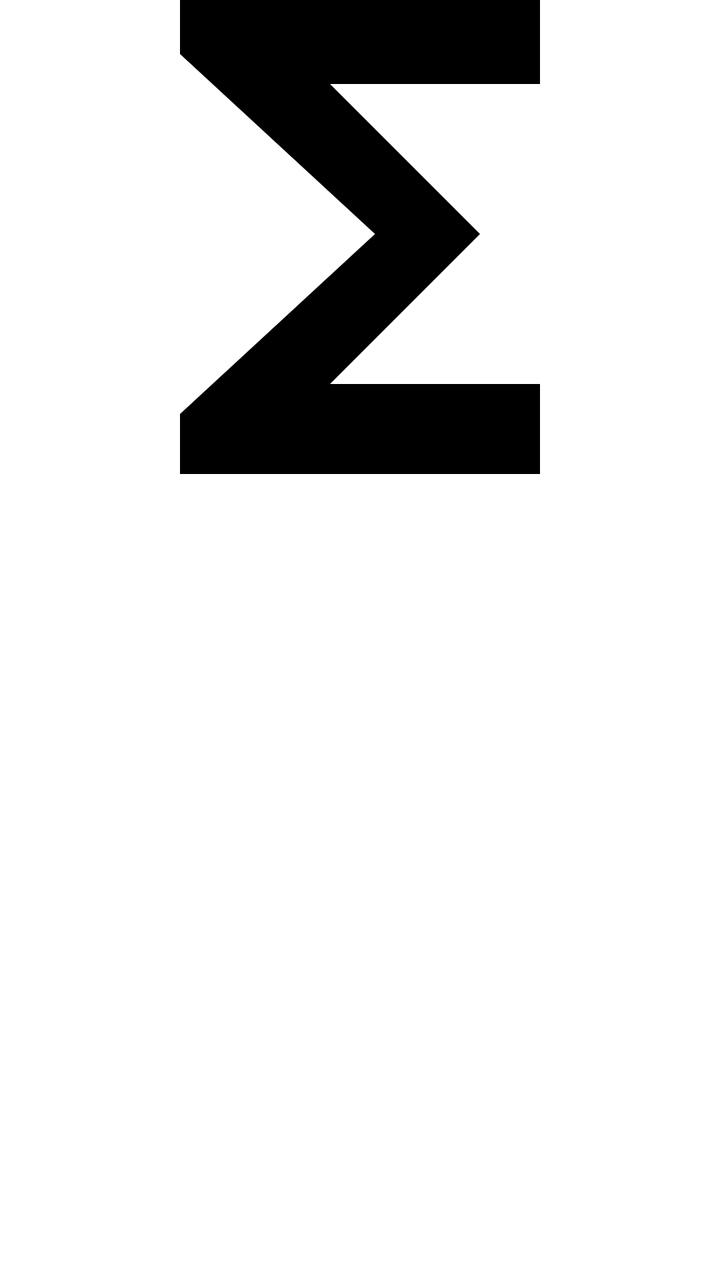
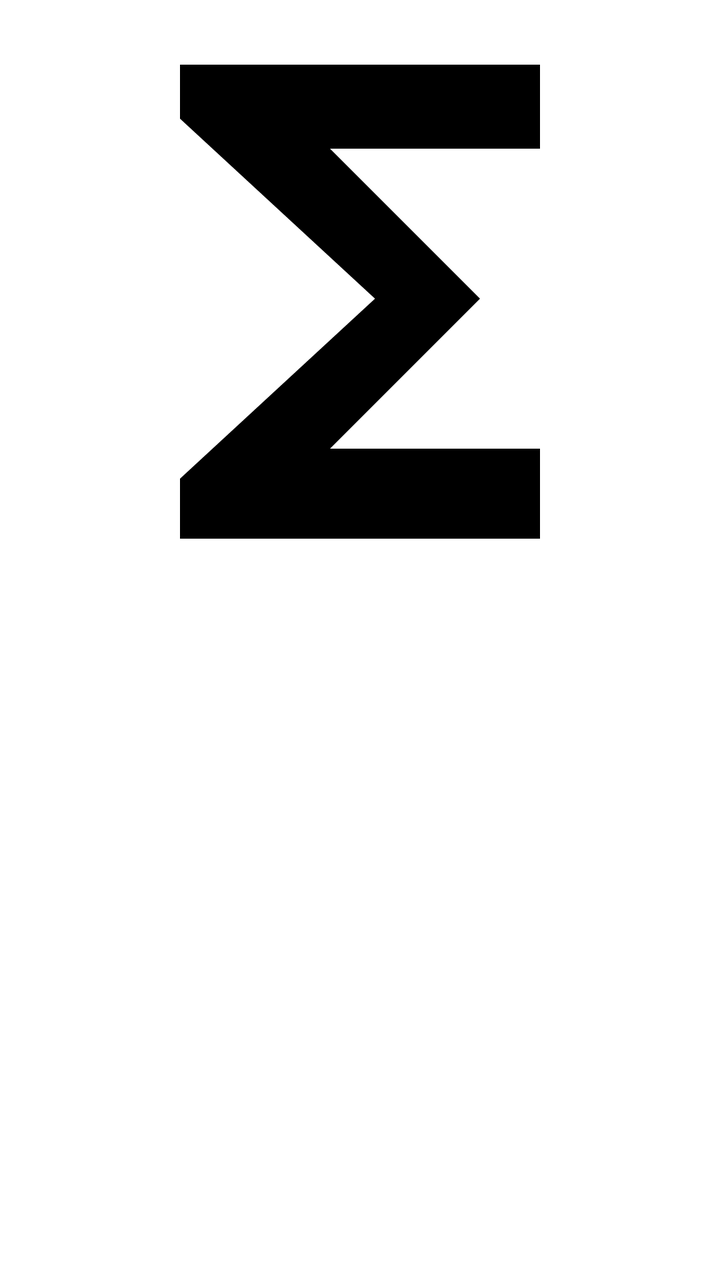

Screens rendered from an Android XML layout before and after an edit, with the pre-edit source and the edit as a unified diff.
<!-- AndroidManifest.xml: another module's application theme Theme.ECatalogs -->
<!-- res/layout/search_entry.xml -->
<?xml version="1.0" encoding="utf-8"?>
<LinearLayout xmlns:android="http://schemas.android.com/apk/res/android"
    xmlns:app="http://schemas.android.com/apk/res-auto"
    android:id="@+id/search_llayout"
    android:layout_width="match_parent"
    android:layout_height="wrap_content"
    android:layout_margin="@dimen/eight_dimen"
    android:orientation="vertical">

    
    <ImageView
        android:id="@+id/image"
        android:layout_width="match_parent"
        android:layout_height="@dimen/image_height"
        android:adjustViewBounds="true"
        android:contentDescription="@string/content_description_media"
        android:maxWidth="@dimen/max_image_width"
        android:minWidth="@dimen/min_image_width"
        android:paddingBottom="16dp"
        android:scaleType="centerCrop"
        app:srcCompat="@drawable/ic_image" />

    
    <TextView
        android:id="@+id/title"
        android:layout_width="match_parent"
        android:layout_height="wrap_content"
        android:textAppearance="?attr/textAppearanceHeadline5"
        android:textSize="24sp" />

    <TextView
        android:id="@+id/description"
        android:layout_width="match_parent"
        android:layout_height="wrap_content"
        android:layout_marginTop="8dp"
        android:textAppearance="?attr/textAppearanceBody1" />

</LinearLayout>
<!-- resources referenced by this layout -->
<resources>
  <dimen name="eight_dimen">8dp</dimen>
  <dimen name="image_height">250dp</dimen>
  <dimen name="max_image_width">400dp</dimen>
  <dimen name="min_image_width">150dp</dimen>
  <string name="content_description_media">content_description_media</string>
  <color name="blue_grey_600">#546e7a</color>
  <color name="blue_grey_100">#819ca9</color>
  <color name="black">#000000</color>
  <color name="white">#fafafa</color>
  <color name="blue_grey_700">#29434e</color>
  <style name="ShapeAppearance.ECatalog.SmallComponent" parent="ShapeAppearance.MaterialComponents.SmallComponent">
          <item name="cornerFamily">rounded</item>
          <item name="cornerSize">@dimen/reply_small_component_corner_radius</item>
      </style>
  <style name="ShapeAppearance.ECatalog.MediumComponent" parent="ShapeAppearance.MaterialComponents.MediumComponent">
          <item name="cornerFamily">rounded</item>
          <item name="cornerSize">@dimen/reply_medium_component_corner_radius</item>
      </style>
  <style name="ShapeAppearance.ECatalog.LargeComponent" parent="ShapeAppearance.MaterialComponents.LargeComponent">
          <item name="cornerFamily">rounded</item>
          <item name="cornerSize">@dimen/reply_large_component_corner_radius</item>
      </style>
  <style name="TextAppearance.MdcTypographyStyles.Headline5" parent="TextAppearance.MaterialComponents.Headline5">
          <item name="fontFamily">@font/nunito_sans_bold</item>
          <item name="android:fontFamily">@font/nunito_sans_bold</item>
          <item name="android:textSize">26sp</item>
      </style>
  <style name="TextAppearance.MdcTypographyStyles.Body1" parent="TextAppearance.MaterialComponents.Body1">
          <item name="fontFamily">@font/nunito_sans_regular</item>
          <item name="android:fontFamily">@font/nunito_sans_regular</item>
          <item name="android:textSize">17sp</item>
      </style>
  <style name="TextAppearance.MdcTypographyStyles.Body2" parent="TextAppearance.MaterialComponents.Body2">
          <item name="fontFamily">@font/nunito_sans_regular</item>
          <item name="android:fontFamily">@font/nunito_sans_regular</item>
          <item name="android:textSize">15sp</item>
      </style>
  <style name="TextAppearance.MdcTypographyStyles.Button" parent="TextAppearance.MaterialComponents.Button">
          <item name="fontFamily">@font/nunito_sans_light</item>
          <item name="android:fontFamily">@font/nunito_sans_light</item>
          <item name="android:textSize">15sp</item>
      </style>
  <style name="TextAppearance.MdcTypographyStyles.Caption" parent="TextAppearance.MaterialComponents.Caption">
          <item name="fontFamily">@font/nunito_sans_light</item>
          <item name="android:fontFamily">@font/nunito_sans_light</item>
          <item name="android:textSize">13sp</item>
      </style>
  <style name="TextAppearance.MdcTypographyStyles.Overline" parent="TextAppearance.MaterialComponents.Overline">
          <item name="fontFamily">@font/nunito_sans_light</item>
          <item name="android:fontFamily">@font/nunito_sans_light</item>
          <item name="android:textSize">11sp</item>
      </style>
  <dimen name="reply_small_component_corner_radius">8dp</dimen>
  <dimen name="reply_medium_component_corner_radius">12dp</dimen>
  <dimen name="reply_large_component_corner_radius">24dp</dimen>
  <!-- unchanged entries left out for length: 4 -->
</resources>

<!-- the commit's change to res/layout/search_entry.xml (unified diff, before → after) -->
@@ -6,6 +6,29 @@
     android:layout_height="wrap_content"
     android:layout_margin="@dimen/eight_dimen"
     android:orientation="vertical">
+
+    <LinearLayout
+        android:layout_width="match_parent"
+        android:layout_height="wrap_content"
+        android:orientation="horizontal">
+
+        
+        <TextView
+            android:id="@+id/title"
+            android:layout_width="match_parent"
+            android:layout_height="wrap_content"
+            android:textAppearance="?attr/textAppearanceHeadline5"
+            android:textSize="24sp" />
+
+        
+        <com.google.android.material.imageview.ShapeableImageView
+            android:id="@+id/fav_button"
+            android:layout_width="25dp"
+            android:layout_height="25dp"
+            android:layout_marginEnd="@dimen/two_dimen"
+            android:src="@drawable/star_24" />
+
+    </LinearLayout>
 
     
     <ImageView
@@ -20,14 +43,6 @@
         android:scaleType="centerCrop"
         app:srcCompat="@drawable/ic_image" />
 
-    
-    <TextView
-        android:id="@+id/title"
-        android:layout_width="match_parent"
-        android:layout_height="wrap_content"
-        android:textAppearance="?attr/textAppearanceHeadline5"
-        android:textSize="24sp" />
-
     <TextView
         android:id="@+id/description"
         android:layout_width="match_parent"
<!-- resource entries referenced after the edit -->
@@ -4,6 +4,13 @@
   <dimen name="image_height">250dp</dimen>
   <dimen name="max_image_width">400dp</dimen>
   <dimen name="min_image_width">150dp</dimen>
+  <dimen name="two_dimen">2dp</dimen>
+  <!-- drawable star_24 (drawable) -->
+  <vector android:alpha="0.85" android:height="24dp"
+      android:tint="#000000" android:viewportHeight="24"
+      android:viewportWidth="24" android:width="24dp" xmlns:android="http://schemas.android.com/apk/res/android">
+      <path android:fillColor="@android:color/white" android:pathData="M22,9.24l-7.19,-0.62L12,2 9.19,8.63 2,9.24l5.46,4.73L5.82,21 12,17.27 18.18,21l-1.63,-7.03L22,9.24zM12,15.4l-3.76,2.27 1,-4.28 -3.32,-2.88 4.38,-0.38L12,6.1l1.71,4.04 4.38,0.38 -3.32,2.88 1,4.28L12,15.4z"/>
+  </vector>
   <string name="content_description_media">content_description_media</string>
   <color name="blue_grey_600">#546e7a</color>
   <color name="blue_grey_100">#819ca9</color>
